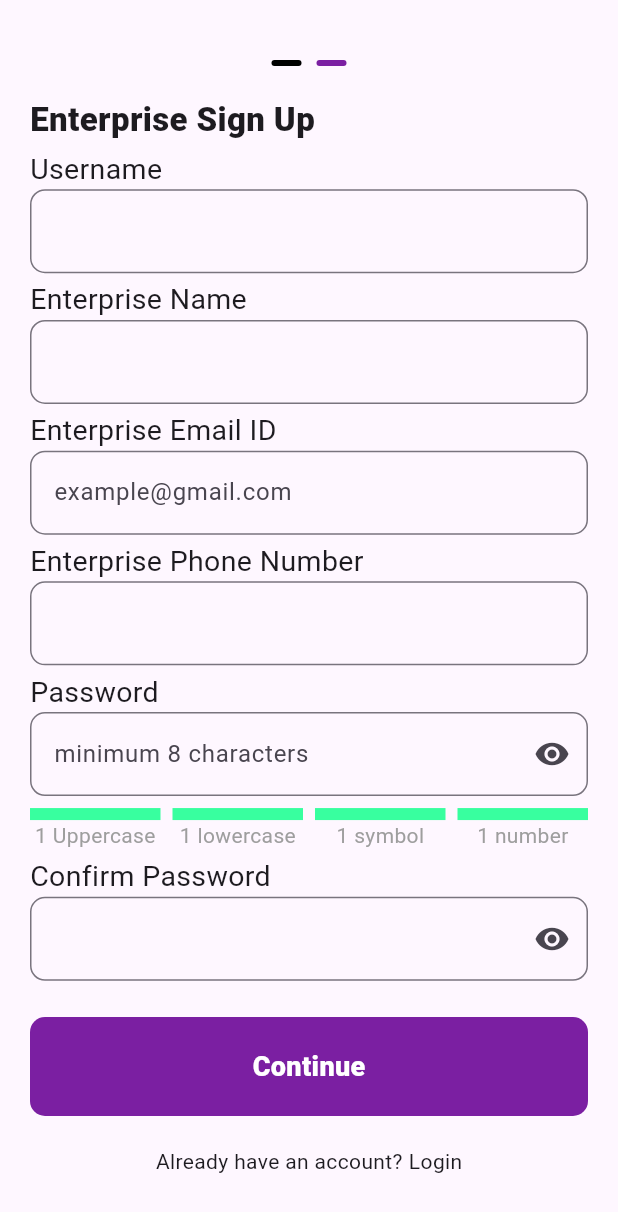
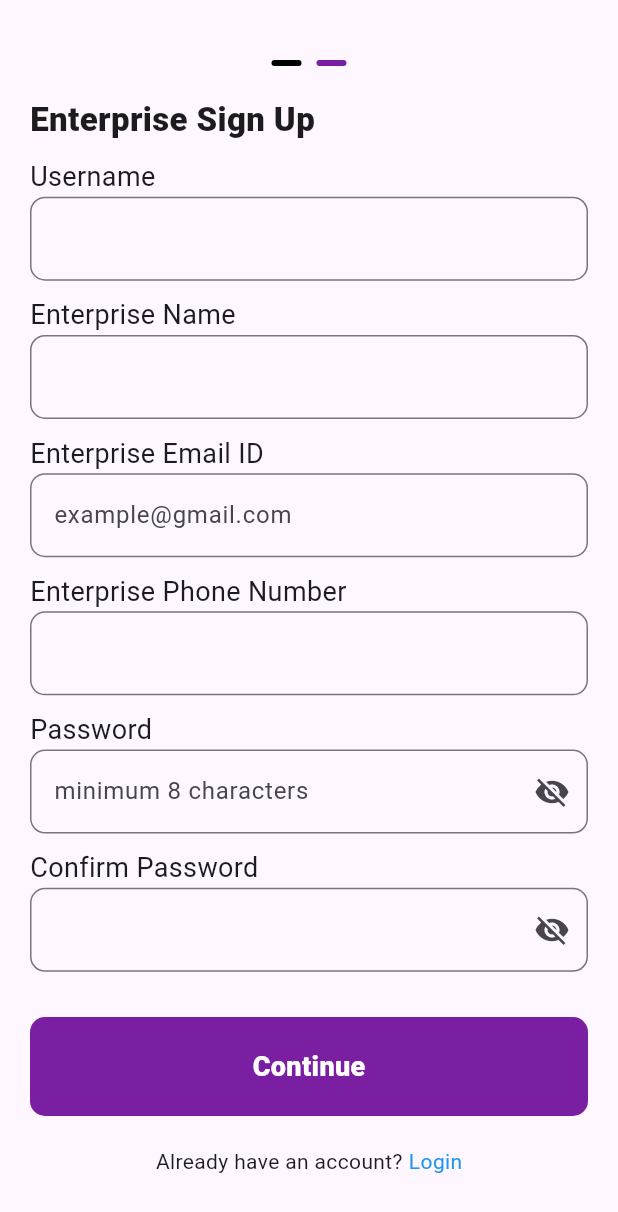
Before and after one commit to ArulRosario93/aqardy, a Flutter app: the screen it shows after launch, on a phone screen of 412 x 824 dp. Shown: the top 1212 px of the screen. Run offline on Flutter 3.47's test engine with Material 3 defaults, Android fonts, the phone set to English and light mode, and no system bars.

Commit message:
chore: Update main.dart and label_with_input.dart

```diff
--- a/lib/Pages/SignUp/signup.dart
+++ b/lib/Pages/SignUp/signup.dart
@@ -1,4 +1,5 @@
 import 'package:aqardy/utils/label_with_input.dart';
+import 'package:aqardy/utils/label_with_password.dart';
 import 'package:flutter/material.dart';
 
 class SignUpPage extends StatefulWidget {
@@ -25,9 +26,68 @@ class _SignUpPageState extends State<SignUpPage> {
   TextEditingController stateController = TextEditingController();
 
   int currentPage = 0;
+  bool changed = false;
+
+  bool numberPassword = false;
+  bool upperCasePassowrd = false;
+  bool lowerCasePassword = false;
+  bool symbolPassword = false;
+
+  bool viewPassword = true;
+  bool viewConfirmPassword = true;
+
   PageController pageController = PageController(
     initialPage: 0,
   );
+
+  handleChange(val) {
+    if (val == "Password") {
+      setState(() {
+        viewPassword = !viewPassword;
+      });
+    } else {
+      setState(() {
+        viewConfirmPassword = !viewConfirmPassword;
+      });
+    }
+  }
+
+  handlePasswordChange() {
+
+    setState(() {
+      changed = true;
+    });
+
+    if (passwordController.text.isEmpty) {
+      setState(() {
+        changed = false;
+      });
+    }
+
+    if (passwordController.text.contains(RegExp(r'[0-9]'))) {
+      setState(() {
+        numberPassword = true;
+      });
+    }
+
+    if (passwordController.text.contains(RegExp(r'[A-Z]'))) {
+      setState(() {
+        upperCasePassowrd = true;
+      });
+    }
+
+    if (passwordController.text.contains(RegExp(r'[a-z]'))) {
+      setState(() {
+        lowerCasePassword = true;
+      });
+    }
+
+    if (passwordController.text.contains(RegExp(r'[!@#$%^&*(),.?":{}|<>]'))) {
+      setState(() {
+        symbolPassword = true;
+      });
+    }
+  }
 
   @override
   Widget build(BuildContext context) {
@@ -56,7 +116,7 @@ class _SignUpPageState extends State<SignUpPage> {
 
     List<Widget> listIT = [
       LabelWithInput(
-          controller: enterpriseNameController,
+          controller: usernameController,
           label: "Username",
           hintText: "",
           showReq: false,
@@ -79,18 +139,33 @@ class _SignUpPageState extends State<SignUpPage> {
           hintText: "",
           showReq: false,
           obscureText: false),
-      LabelWithInput(
+      LabelWithPassword(
           controller: passwordController,
           label: "Password",
           showReq: true,
+          onChanged: handlePasswordChange,
+          onClick: handleChange,
+          passwordReq: changed,
+          numberPassword: numberPassword,
+          upperCasePassowrd: upperCasePassowrd,
+          lowerCasePassword: lowerCasePassword,
+          symbolPassword: symbolPassword,
           hintText: "minimum 8 characters",
-          obscureText: true),
-      LabelWithInput(
+          obscureText: viewPassword),
+      LabelWithPassword(
           controller: confirmPasswordController,
           label: "Confirm Password",
+          showReq: false,
+          onChanged: () => print("dummy"),
+          onClick: handleChange,
+          passwordReq: changed,
+          numberPassword: numberPassword,
+          upperCasePassowrd: upperCasePassowrd,
+          lowerCasePassword: lowerCasePassword,
+          symbolPassword: symbolPassword,
+          // onClick: handleChange,
           hintText: "",
-          showReq: false,
-          obscureText: true),
+          obscureText: viewConfirmPassword),
       LabelWithInput(
           controller: alternateEnterprisePhoneController,
           label: "Alternate Enterprise Phone Number",
@@ -264,7 +339,10 @@ class _SignUpPageState extends State<SignUpPage> {
                   children: [
                     Text("Already have an account?"),
                     SizedBox(width: 4),
-                    Text("Login")
+                    Text(
+                      "Login",
+                      style: TextStyle(color: Colors.blue),
+                    )
                   ],
                 ),
                 const Padding(padding: EdgeInsets.only(top: 20)),
--- a/lib/main.dart
+++ b/lib/main.dart
@@ -12,6 +12,7 @@ class MyApp extends StatelessWidget {
   Widget build(BuildContext context) {
     return MaterialApp(
       title: 'Flutter Demo',
+      debugShowCheckedModeBanner: false,
       theme: ThemeData(
         primarySwatch: Colors.blue,
       ),
--- a/lib/utils/label_with_input.dart
+++ b/lib/utils/label_with_input.dart
@@ -5,6 +5,7 @@ class LabelWithInput extends StatelessWidget {
   final String hintText;
   final bool obscureText;
   final bool showReq;
+  // final Function(String val) onChanged;
   final TextEditingController controller;
   const LabelWithInput(
       {super.key,
@@ -12,6 +13,7 @@ class LabelWithInput extends StatelessWidget {
       required this.hintText,
       required this.controller,
       required this.showReq,
+      // required this.onChanged,
       required this.obscureText});
 
   @override
@@ -19,7 +21,7 @@ class LabelWithInput extends StatelessWidget {
     return Column(
       crossAxisAlignment: CrossAxisAlignment.start,
       children: [
-        Text(label, style: const TextStyle(fontSize: 19)),
+        Text(label, style: const TextStyle(fontSize: 18)),
         TextField(
           controller: controller,
           decoration: InputDecoration(
@@ -30,7 +32,7 @@ class LabelWithInput extends StatelessWidget {
                   borderSide: const BorderSide(color: Colors.grey, width: .2))),
           obscureText: obscureText,
         ),
-        showReq
+        controller.text.isNotEmpty? showReq
             ? Row(
                 children: [
                   Flexible(
@@ -111,7 +113,7 @@ class LabelWithInput extends StatelessWidget {
                       )),
                 ],
               )
-            : const SizedBox()
+            : const SizedBox(): const SizedBox()
       ],
     );
   }
--- /dev/null
+++ b/lib/utils/label_with_password.dart
@@ -0,0 +1,153 @@
+import "package:flutter/material.dart";
+
+class LabelWithPassword extends StatelessWidget {
+  final String label;
+  final String hintText;
+  final bool obscureText;
+  final bool showReq;
+  final bool passwordReq;
+  final bool numberPassword;
+  final bool upperCasePassowrd;
+  final bool lowerCasePassword;
+  final bool symbolPassword;
+  final Function onChanged;
+  final Function(String val) onClick;
+  final TextEditingController controller;
+  const LabelWithPassword(
+      {super.key,
+      required this.label,
+      required this.hintText,
+      required this.controller,
+      required this.showReq,
+      required this.onChanged,
+      required this.obscureText,
+      required this.passwordReq,
+      required this.numberPassword,
+      required this.upperCasePassowrd,
+      required this.lowerCasePassword,
+      required this.symbolPassword,
+      required this.onClick});
+
+  @override
+  Widget build(BuildContext context) {
+    return Column(
+      crossAxisAlignment: CrossAxisAlignment.start,
+      children: [
+        Text(label, style: const TextStyle(fontSize: 18)),
+        TextField(
+          controller: controller,
+          onChanged: (e) => onChanged(),
+          decoration: InputDecoration(
+              hintText: hintText,
+              suffixIcon: obscureText
+                  ? GestureDetector(
+                      onTap: () => WidgetsBinding.instance.addPostFrameCallback(
+                          (_) => onClick(
+                              label)), // Schedule state change after build
+                      child: const Icon(Icons.visibility_off))
+                  : GestureDetector(
+                      onTap: () => WidgetsBinding.instance.addPostFrameCallback(
+                          (_) => onClick(
+                              label)), // Schedule state change after build
+                      child: const Icon(Icons.visibility)),
+              border: OutlineInputBorder(
+                  borderRadius: BorderRadius.circular(10),
+                  borderSide: const BorderSide(color: Colors.grey, width: .2))),
+          obscureText: obscureText,
+        ),
+        passwordReq
+            ? showReq
+                ? Row(
+                    children: [
+                      Flexible(
+                          flex: 1,
+                          child: Column(
+                            crossAxisAlignment: CrossAxisAlignment.center,
+                            mainAxisAlignment: MainAxisAlignment.center,
+                            children: [
+                              Container(
+                                margin: const EdgeInsets.only(top: 8),
+                                height: 8,
+                                color: upperCasePassowrd
+                                    ? const Color.fromARGB(255, 56, 255, 159)
+                                    : Colors.red,
+                              ),
+                              const FittedBox(
+                                child: Text(
+                                  "1 Uppercase",
+                                  style: TextStyle(color: Colors.grey),
+                                ),
+                              )
+                            ],
+                          )),
+                      const SizedBox(width: 8),
+                      Flexible(
+                          flex: 1,
+                          child: Column(
+                            mainAxisAlignment: MainAxisAlignment.center,
+                            children: [
+                              Container(
+                                margin: const EdgeInsets.only(top: 8),
+                                height: 8,
+                                color: lowerCasePassword
+                                    ? const Color.fromARGB(255, 56, 255, 159)
+                                    : Colors.red,
+                              ),
+                              const FittedBox(
+                                child: Text(
+                                  "1 lowercase",
+                                  style: TextStyle(color: Colors.grey),
+                                ),
+                              )
+                            ],
+                          )),
+                      const SizedBox(width: 8),
+                      Flexible(
+                          flex: 1,
+                          child: Column(
+                            mainAxisAlignment: MainAxisAlignment.center,
+                            children: [
+                              Container(
+                                margin: const EdgeInsets.only(top: 8),
+                                color: symbolPassword
+                                    ? const Color.fromARGB(255, 56, 255, 159)
+                                    : Colors.red,
+                                height: 8,
+                              ),
+                              const FittedBox(
+                                child: Text(
+                                  "1 symbol",
+                                  style: TextStyle(color: Colors.grey),
+                                ),
+                              )
+                            ],
+                          )),
+                      const SizedBox(width: 8),
+                      Flexible(
+                          flex: 1,
+                          child: Column(
+                            mainAxisAlignment: MainAxisAlignment.center,
+                            children: [
+                              Container(
+                                margin: const EdgeInsets.only(top: 8),
+                                color: numberPassword
+                                    ? const Color.fromARGB(255, 56, 255, 159)
+                                    : Colors.red,
+                                height: 8,
+                              ),
+                              const FittedBox(
+                                child: Text(
+                                  "1 number",
+                                  style: TextStyle(color: Colors.grey),
+                                ),
+                              )
+                            ],
+                          )),
+                    ],
+                  )
+                : const SizedBox()
+            : const SizedBox()
+      ],
+    );
+  }
+}
```
